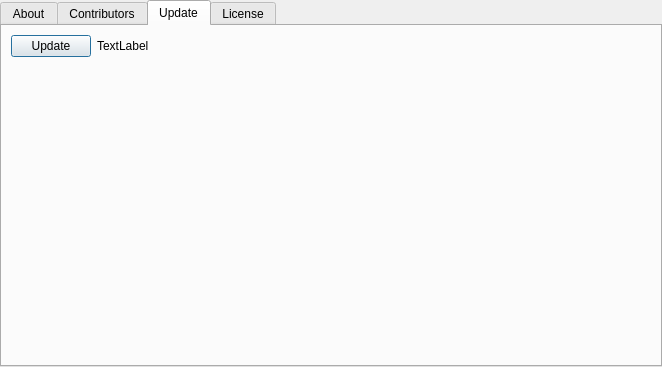
The window that src/GridCal/Gui/AboutDialogue/gui.ui (SanPen/GridCal) describes before a commit, drawn with Qt 5.
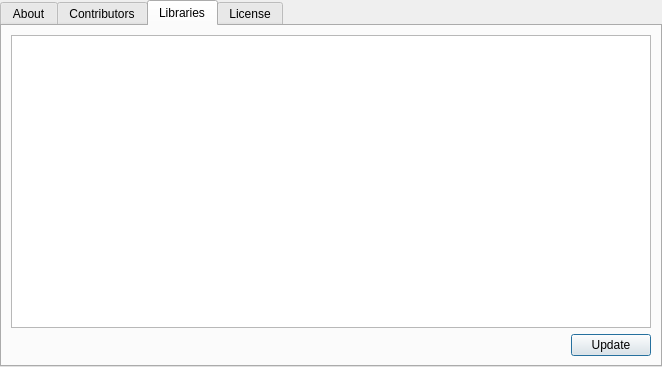
The same window after the commit. The open tabs and pages were chosen to show the change. Icons and pictures are not drawn.

Commit message: Improved about dialogue by displaying the optional libraries

The edit to the form file:
```diff
--- a/src/GridCal/Gui/AboutDialogue/gui.ui
+++ b/src/GridCal/Gui/AboutDialogue/gui.ui
@@ -147,26 +147,10 @@
      </widget>
      <widget class="QWidget" name="tab_3">
       <attribute name="title">
-       <string>Update</string>
+       <string>Libraries</string>
       </attribute>
       <layout class="QGridLayout" name="gridLayout_2">
-       <item row="0" column="1">
-        <widget class="QLabel" name="updateLabel">
-         <property name="text">
-          <string>TextLabel</string>
-         </property>
-         <property name="alignment">
-          <set>Qt::AlignLeading|Qt::AlignLeft|Qt::AlignVCenter</set>
-         </property>
-         <property name="wordWrap">
-          <bool>true</bool>
-         </property>
-         <property name="textInteractionFlags">
-          <set>Qt::LinksAccessibleByMouse|Qt::TextSelectableByMouse</set>
-         </property>
-        </widget>
-       </item>
-       <item row="0" column="0">
+       <item row="2" column="1">
         <widget class="QPushButton" name="updateButton">
          <property name="maximumSize">
           <size>
@@ -179,18 +163,15 @@
          </property>
         </widget>
        </item>
-       <item row="1" column="0">
-        <spacer name="verticalSpacer_2">
-         <property name="orientation">
-          <enum>Qt::Vertical</enum>
+       <item row="0" column="0" colspan="2">
+        <widget class="QTableWidget" name="librariesTableWidget"/>
+       </item>
+       <item row="2" column="0">
+        <widget class="QLabel" name="updateLabel">
+         <property name="text">
+          <string/>
          </property>
-         <property name="sizeHint" stdset="0">
-          <size>
-           <width>20</width>
-           <height>40</height>
-          </size>
-         </property>
-        </spacer>
+        </widget>
        </item>
       </layout>
      </widget>
```
The commit also changes 7 other files.
